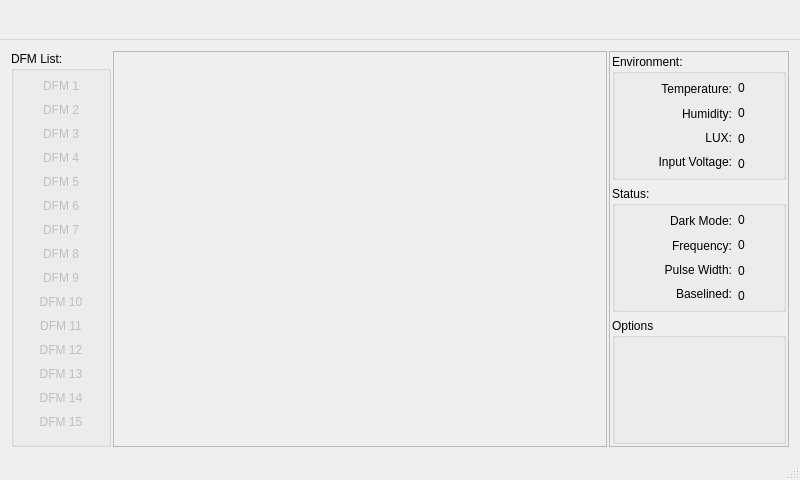
This is pymcu_mainwindow.ui in spletcher1/PyMCU as Qt 5 draws it before an edit. The edited form follows.
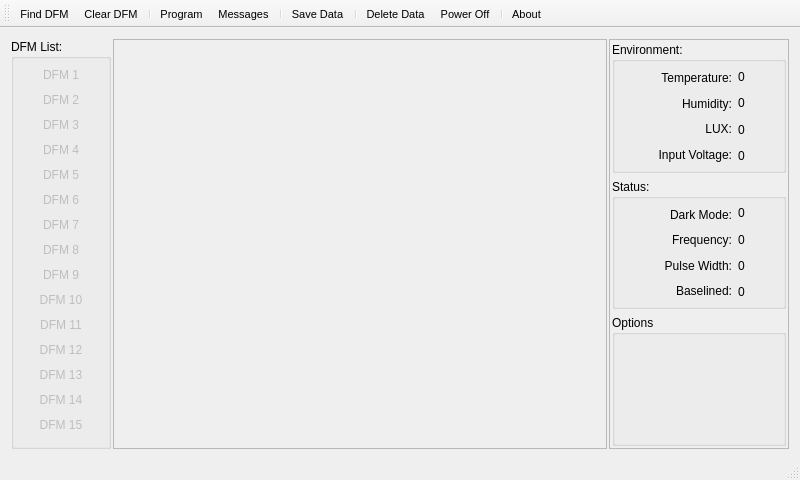
This is the edited form. Icons and pictures are not drawn.

Patch:
```diff
--- a/pymcu_mainwindow.ui
+++ b/pymcu_mainwindow.ui
@@ -10,6 +10,18 @@
     <height>480</height>
    </rect>
   </property>
+  <property name="minimumSize">
+   <size>
+    <width>800</width>
+    <height>480</height>
+   </size>
+  </property>
+  <property name="maximumSize">
+   <size>
+    <width>800</width>
+    <height>480</height>
+   </size>
+  </property>
   <property name="windowTitle">
    <string>MainWindow</string>
   </property>
@@ -665,29 +677,136 @@
     </item>
    </layout>
   </widget>
-  <widget class="QMenuBar" name="menubar">
-   <property name="geometry">
-    <rect>
-     <x>0</x>
-     <y>0</y>
-     <width>800</width>
-     <height>40</height>
-    </rect>
+  <widget class="QStatusBar" name="StatusBar">
+   <property name="minimumSize">
+    <size>
+     <width>0</width>
+     <height>20</height>
+    </size>
    </property>
-   <property name="sizePolicy">
-    <sizepolicy hsizetype="MinimumExpanding" vsizetype="Fixed">
-     <horstretch>0</horstretch>
-     <verstretch>0</verstretch>
-    </sizepolicy>
-   </property>
+  </widget>
+  <widget class="QToolBar" name="toolBar">
    <property name="minimumSize">
     <size>
      <width>0</width>
-     <height>40</height>
+     <height>0</height>
     </size>
    </property>
+   <property name="font">
+    <font>
+     <pointsize>8</pointsize>
+    </font>
+   </property>
+   <property name="windowTitle">
+    <string>toolBar</string>
+   </property>
+   <property name="iconSize">
+    <size>
+     <width>30</width>
+     <height>30</height>
+    </size>
+   </property>
+   <property name="toolButtonStyle">
+    <enum>Qt::ToolButtonTextUnderIcon</enum>
+   </property>
+   <attribute name="toolBarArea">
+    <enum>TopToolBarArea</enum>
+   </attribute>
+   <attribute name="toolBarBreak">
+    <bool>false</bool>
+   </attribute>
+   <addaction name="findDFMAction"/>
+   <addaction name="clearDFMAction"/>
+   <addaction name="separator"/>
+   <addaction name="programAction"/>
+   <addaction name="messagesAction"/>
+   <addaction name="separator"/>
+   <addaction name="saveDataAction"/>
+   <addaction name="separator"/>
+   <addaction name="deleteDataAction"/>
+   <addaction name="powerOffAction"/>
+   <addaction name="separator"/>
+   <addaction name="aboutMCUAction"/>
   </widget>
-  <widget class="QStatusBar" name="statusbar"/>
+  <action name="powerOffAction">
+   <property name="icon">
+    <iconset theme="application-exit"/>
+   </property>
+   <property name="text">
+    <string>Power Off</string>
+   </property>
+  </action>
+  <action name="findDFMAction">
+   <property name="icon">
+    <iconset theme="media-playback-start"/>
+   </property>
+   <property name="text">
+    <string>Find DFM</string>
+   </property>
+  </action>
+  <action name="clearDFMAction">
+   <property name="icon">
+    <iconset theme="media-playback-stop"/>
+   </property>
+   <property name="text">
+    <string>Clear DFM</string>
+   </property>
+  </action>
+  <action name="messagesAction">
+   <property name="icon">
+    <iconset theme="face-smile"/>
+   </property>
+   <property name="text">
+    <string>Messages</string>
+   </property>
+   <property name="toolTip">
+    <string>Show Messages</string>
+   </property>
+  </action>
+  <action name="programAction">
+   <property name="icon">
+    <iconset theme="x-office-address-book"/>
+   </property>
+   <property name="text">
+    <string>Program</string>
+   </property>
+   <property name="toolTip">
+    <string>Go to program screen</string>
+   </property>
+  </action>
+  <action name="aboutMCUAction">
+   <property name="icon">
+    <iconset theme="help-about"/>
+   </property>
+   <property name="text">
+    <string>About</string>
+   </property>
+   <property name="toolTip">
+    <string>About MCU</string>
+   </property>
+  </action>
+  <action name="saveDataAction">
+   <property name="icon">
+    <iconset theme="document-save"/>
+   </property>
+   <property name="text">
+    <string>Save Data</string>
+   </property>
+   <property name="toolTip">
+    <string>Move data to USB</string>
+   </property>
+  </action>
+  <action name="deleteDataAction">
+   <property name="icon">
+    <iconset theme="edit-delete"/>
+   </property>
+   <property name="text">
+    <string>Delete Data</string>
+   </property>
+   <property name="toolTip">
+    <string>Remove data from MCU</string>
+   </property>
+  </action>
  </widget>
  <resources/>
  <connections/>
```
